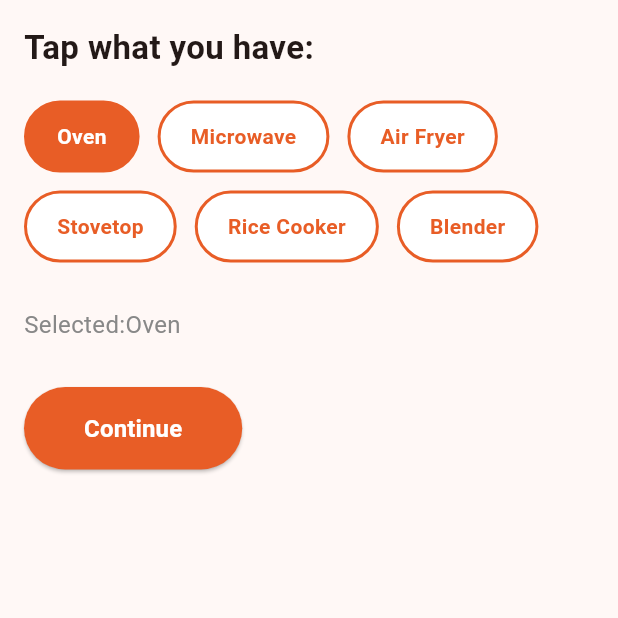
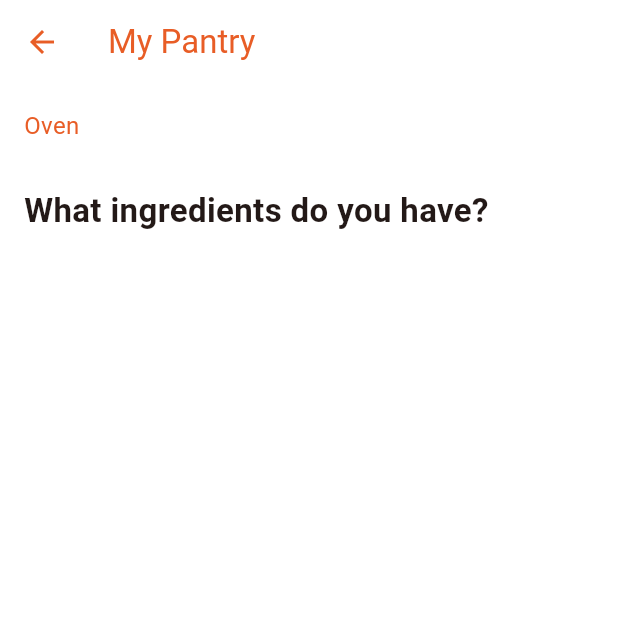
Before and after one commit to NEKORINA91/anycook, a Flutter app: the KitchenSetupScreen screen opened directly, after a tap on "Oven", after a tap on "Continue", on a phone screen of 412 x 824 dp, the top half of it. Run offline on Flutter 3.47's test engine with Material 3 defaults, Android fonts, the phone set to English and light mode, and no system bars.

Commit message:
PantryScreen and pass selected appliances via navigation

```diff
--- a/lib/main.dart
+++ b/lib/main.dart
@@ -179,8 +179,14 @@ class _KitchenSetupScreen extends State<KitchenSetupScreen>{
               onPressed: selectedAppliances.isEmpty
               ? null
               : (){
-                // ignore: avoid_print
-                print(selectedAppliances);
+                Navigator.push(
+                  context,
+                  MaterialPageRoute(
+                    builder:(context) => PantryScreen(
+                      appliances: selectedAppliances,
+                    ),
+                  ),
+                );
               },
               style:ElevatedButton.styleFrom(
                 backgroundColor:const Color(0xFFE85D26),
@@ -211,3 +217,52 @@ class _KitchenSetupScreen extends State<KitchenSetupScreen>{
     );
   }
 }
+
+class PantryScreen extends StatefulWidget {
+  final List<String> appliances;
+
+  const PantryScreen({
+    super.key,
+    required this.appliances,
+  });
+
+  @override
+  State<PantryScreen> createState()=> _PantryScreenState();
+
+}
+class _PantryScreenState extends State<PantryScreen>{
+    @override
+    Widget build(BuildContext context){
+    return Scaffold(
+      backgroundColor: Colors.white,
+      appBar: AppBar(
+        title: const Text ('My Pantry'),
+        backgroundColor: Colors.white,
+        foregroundColor: const Color(0xFFE85D26),
+      ),
+      body: Padding(
+        padding: const EdgeInsets.all(16),
+        child: Column(
+          crossAxisAlignment: CrossAxisAlignment.start,
+          children: [
+            Text(
+              widget.appliances.join(', '),
+              style: TextStyle(
+                fontSize: 16,
+                color: const Color(0xFFE85D26),
+              ),
+            ),
+            const SizedBox(height:30),
+            const Text(
+              'What ingredients do you have?',
+              style: TextStyle(
+                fontSize: 22,
+                fontWeight: FontWeight.bold,
+              ),
+            ),
+          ],
+        ),
+      ),
+    );
+  }
+}
```
